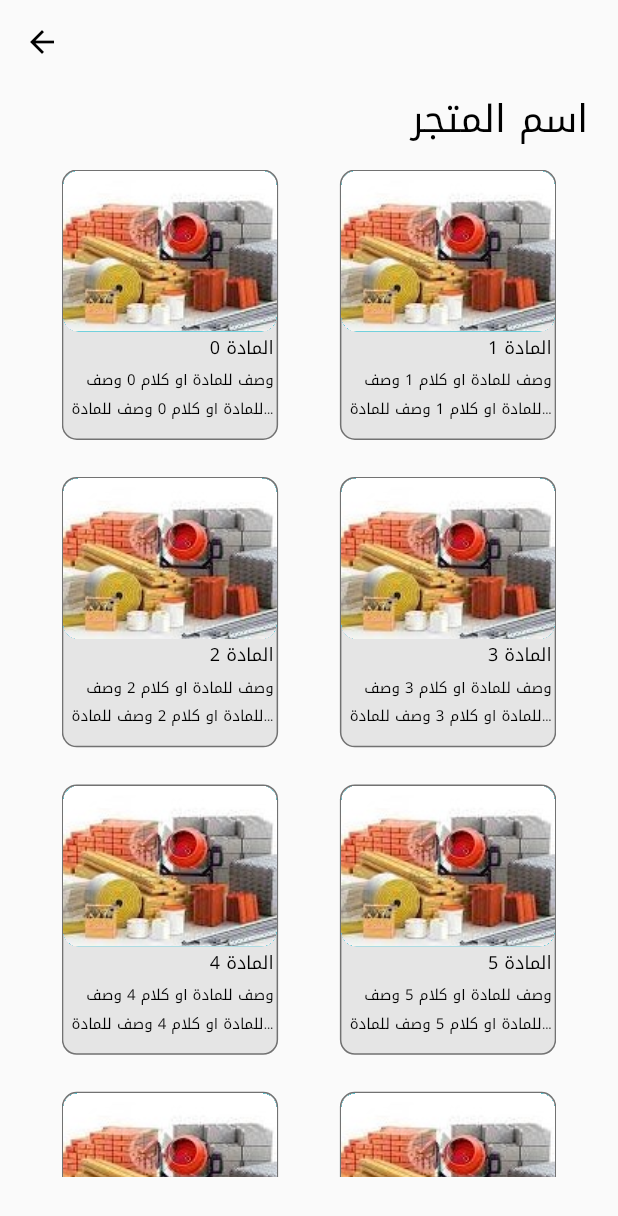
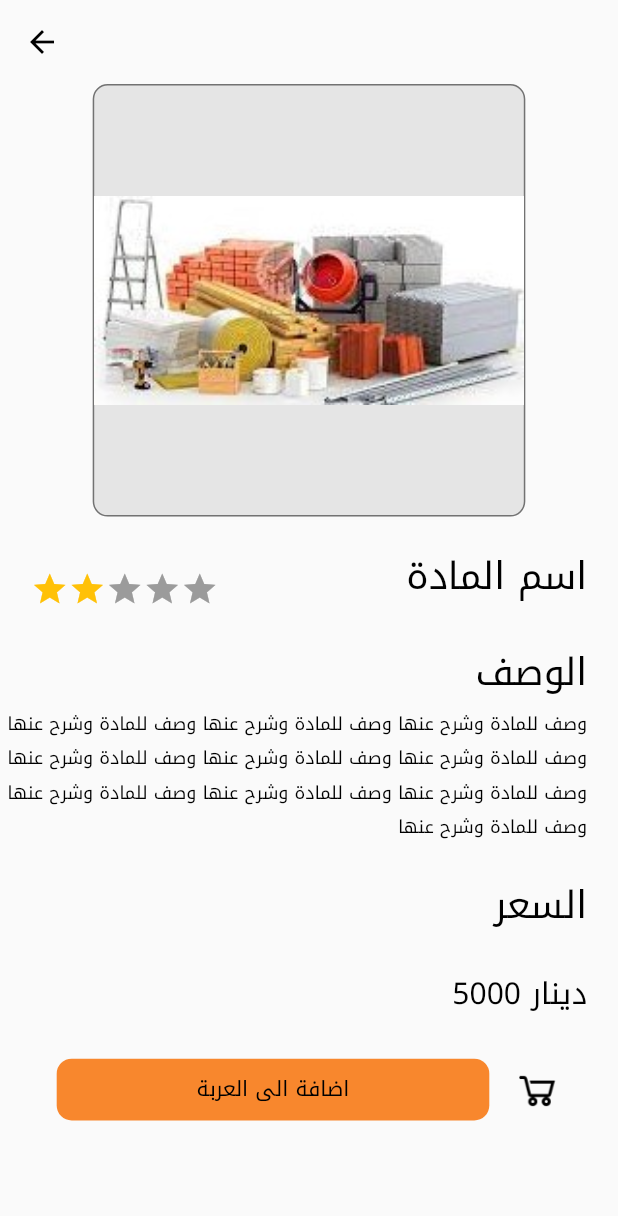
Before and after one commit to a4meen/C.Tiq_startUp_Sekala, a Flutter app: the storePage screen opened directly, after a tap on an icon or button, on a phone screen of 412 x 824 dp. Shown: the top 1216 px of the screen. Run offline on Flutter 3.47's test engine with Material 2 defaults, Android fonts, the phone set to English and light mode, and no system bars; drawn by our look-alikes of flutter_rating_bar; our stand-ins replace floating_bottom_navigation_bar, material_floating_search_bar.

Commit message:
Finsih_all_pages

```diff
--- a/lib/itemPage.dart
+++ b/lib/itemPage.dart
@@ -0,0 +1,171 @@
+import 'package:flutter/material.dart';
+import 'package:flutter_rating_bar/flutter_rating_bar.dart';
+import 'package:sekala/cartPage.dart';
+import 'package:sekala/textStyle.dart';
+
+int i = 5000;
+
+class itemPage extends StatelessWidget {
+  const itemPage({super.key});
+
+  @override
+  Widget build(BuildContext context) {
+    return SafeArea(
+      child: Scaffold(
+        appBar: AppBar(
+          backgroundColor: Colors.transparent,
+          elevation: 0,
+          foregroundColor: Colors.black,
+        ),
+        body: Center(
+          child: Column(
+            // mainAxisAlignment: MainAxisAlignment.center,
+            children: [
+              Container(
+                height: MediaQuery.of(context).size.height * 0.35,
+                width: MediaQuery.of(context).size.width * 0.7,
+                decoration: BoxDecoration(
+                    borderRadius: BorderRadius.circular(10),
+                    color: const Color(0xffE5E5E5),
+                    border: Border.all(color: Colors.black.withOpacity(0.5))),
+                clipBehavior: Clip.hardEdge,
+                child: const Image(
+                  image: AssetImage("assets/images/materialPicture.jpg"),
+                  fit: BoxFit.fitWidth,
+                ),
+              ),
+              SizedBox(
+                height: MediaQuery.of(context).size.height * 0.02,
+              ),
+              Row(
+                mainAxisAlignment: MainAxisAlignment.spaceBetween,
+                children: [
+                  Padding(
+                    padding: EdgeInsets.only(
+                      left: MediaQuery.of(context).size.width * 0.05,
+                    ),
+                    child: RatingBar.builder(
+                      itemBuilder: ((context, _) => const Icon(
+                            Icons.star,
+                            color: Colors.amber,
+                          )),
+                      onRatingUpdate: ((rating) {}),
+                      ignoreGestures: true,
+                      itemCount: 5,
+                      minRating: 1,
+                      initialRating: 2,
+                      itemSize: 25,
+                    ),
+                  ),
+                  Align(
+                    alignment: Alignment.centerRight,
+                    child: Padding(
+                      padding: EdgeInsets.only(
+                          right: MediaQuery.of(context).size.width * 0.05,
+                          bottom: MediaQuery.of(context).size.height * 0.02),
+                      child: Text(
+                        'اسم المادة',
+                        style: themeTextStyle(fontSize: 25).themeText,
+                        textAlign: TextAlign.right,
+                      ),
+                    ),
+                  ),
+                ],
+              ),
+              Align(
+                alignment: Alignment.centerRight,
+                child: Padding(
+                  padding: EdgeInsets.only(
+                    right: MediaQuery.of(context).size.width * 0.05,
+                  ),
+                  child: Text(
+                    'الوصف',
+                    style: themeTextStyle(fontSize: 25).themeText,
+                    textAlign: TextAlign.right,
+                  ),
+                ),
+              ),
+              Align(
+                alignment: Alignment.center,
+                child: Padding(
+                  padding: EdgeInsets.only(
+                      right: MediaQuery.of(context).size.width * 0.05,
+                      bottom: MediaQuery.of(context).size.height * 0.02),
+                  child: Text(
+                    'وصف للمادة وشرح عنها وصف للمادة وشرح عنها وصف للمادة وشرح عنها وصف للمادة وشرح عنها وصف للمادة وشرح عنها وصف للمادة وشرح عنها وصف للمادة وشرح عنها وصف للمادة وشرح عنها وصف للمادة وشرح عنها وصف للمادة وشرح عنها ',
+                    style: themeTextStyle(fontSize: 12).themeText,
+                    textAlign: TextAlign.right,
+                  ),
+                ),
+              ),
+              Align(
+                alignment: Alignment.centerRight,
+                child: Padding(
+                  padding: EdgeInsets.only(
+                      right: MediaQuery.of(context).size.width * 0.05,
+                      bottom: MediaQuery.of(context).size.height * 0.02),
+                  child: Text(
+                    'السعر',
+                    style: themeTextStyle(fontSize: 25).themeText,
+                    textAlign: TextAlign.right,
+                  ),
+                ),
+              ),
+              Align(
+                alignment: Alignment.centerRight,
+                child: Padding(
+                  padding: EdgeInsets.only(
+                      right: MediaQuery.of(context).size.width * 0.05,
+                      bottom: MediaQuery.of(context).size.height * 0.02),
+                  child: Text(
+                    'دينار $i',
+                    style: themeTextStyle(fontSize: 20).themeText,
+                    textAlign: TextAlign.left,
+                  ),
+                ),
+              ),
+              Row(
+                mainAxisAlignment: MainAxisAlignment.center,
+                children: [
+                  TextButton(
+                      onPressed: (() {
+                        // Navigator.pushReplacement(
+                        //     context,
+                        //     MaterialPageRoute(
+                        //         builder: ((context) =>
+                        //             const completeProfilePage())));
+                      }),
+                      child: Container(
+                        decoration: BoxDecoration(
+                            color: const Color(0xffF8872D),
+                            borderRadius: BorderRadius.circular(10)),
+                        alignment: Alignment.center,
+                        width: MediaQuery.of(context).size.width * 0.7,
+                        height: MediaQuery.of(context).size.height * 0.05,
+                        child: const Text(
+                          "اضافة الى العربة",
+                          style: TextStyle(
+                              fontFamily: "NotoKufiArabic",
+                              fontSize: 14,
+                              color: Color(0xff000000),
+                              fontWeight: FontWeight.w400),
+                          textAlign: TextAlign.center,
+                        ),
+                      )),
+                  IconButton(
+                      onPressed: (() {
+                        Navigator.pushReplacement(
+                            context,
+                            MaterialPageRoute(
+                                builder: ((context) => const cartPage())));
+                      }),
+                      icon: Image.asset('assets/images/cart.png'))
+                ],
+              )
+            ],
+          ),
+        ),
+      ),
+    );
+  }
+}
--- a/lib/storePage.dart
+++ b/lib/storePage.dart
@@ -1,4 +1,5 @@
 import 'package:flutter/material.dart';
+import 'package:sekala/itemPage.dart';
 import 'package:sekala/textStyle.dart';
 
 class storePage extends StatelessWidget {
@@ -46,7 +47,12 @@ class storePage extends StatelessWidget {
                   itemBuilder: ((context, index) {
                     return GridTile(
                         child: InkWell(
-                      onTap: () {},
+                      onTap: () {
+                        Navigator.push(
+                            context,
+                            MaterialPageRoute(
+                                builder: ((context) => const itemPage())));
+                      },
                       child: Container(
                         height: MediaQuery.of(context).size.height,
                         decoration: BoxDecoration(
```
Also changed, not shown: lib/cartPage.dart (+168 -0 lines), lib/mainPage.dart (+7 -1 lines), lib/profileDetails.dart (added, +70 -0 lines), lib/profilePage.dart (+105 -0 lines), lib/textButton.dart (added, +41 -0 lines), assets/images/cart.png (added), assets/images/person.png (added), lib/main.dart (line endings or trailing spaces).
